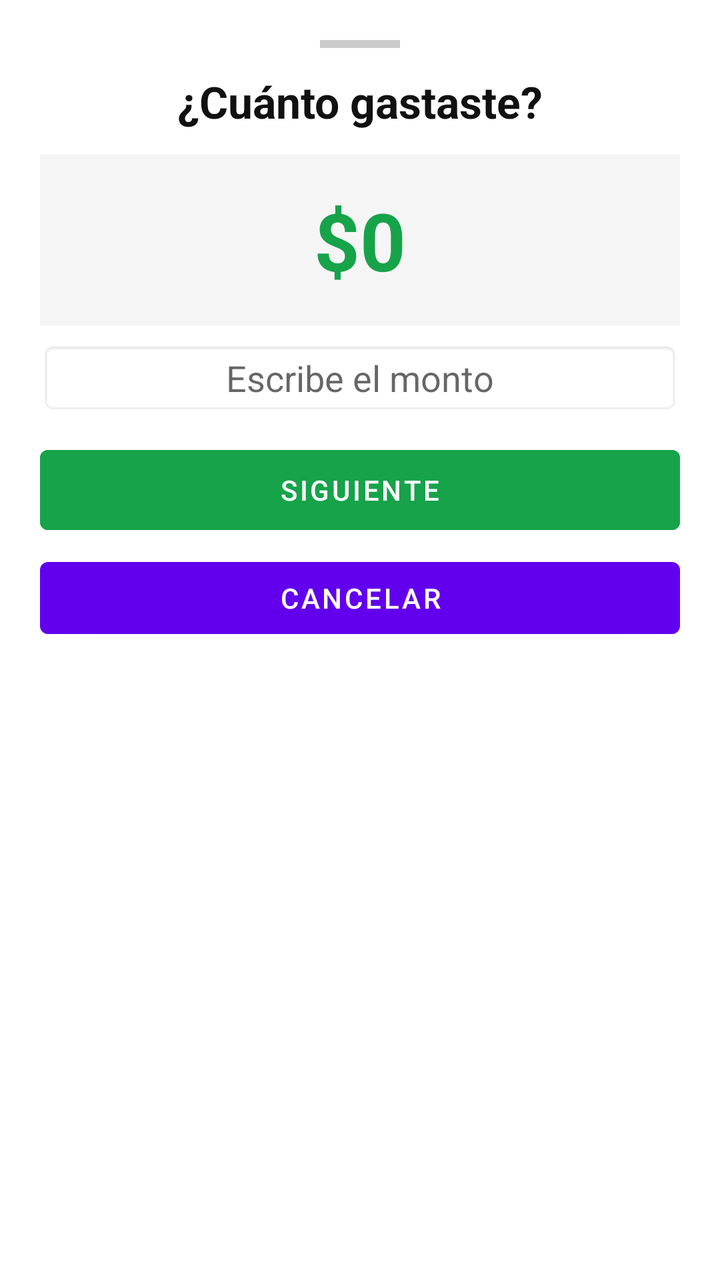
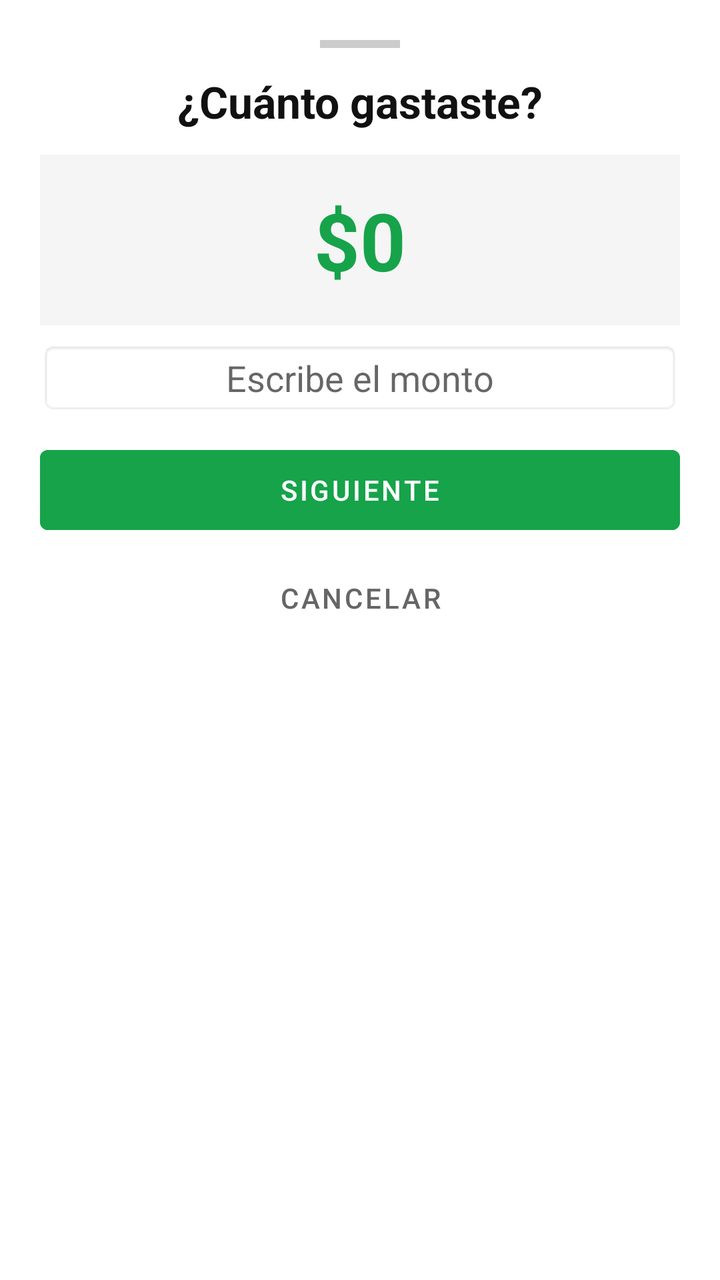

Before-and-after screenshots of an Android layout around one commit, followed by the original layout XML and the change that was made.
<!-- AndroidManifest.xml: fallback theme Theme.MaterialComponents.DayNight.NoActionBar -->
<!-- res/layout/overlay_expense.xml -->
<?xml version="1.0" encoding="utf-8"?>
<LinearLayout xmlns:android="http://schemas.android.com/apk/res/android"
    xmlns:app="http://schemas.android.com/apk/res-auto"
    android:layout_width="match_parent"
    android:layout_height="wrap_content"
    android:orientation="vertical"
    android:padding="20dp"
    android:background="@android:color/white"
    android:elevation="8dp">

    
    <View
        android:layout_width="40dp"
        android:layout_height="4dp"
        android:layout_gravity="center"
        android:layout_marginBottom="12dp"
        android:background="#CCCCCC" />

    <TextView
        android:id="@+id/tvTitle"
        android:layout_width="match_parent"
        android:layout_height="wrap_content"
        android:text="¿Cuánto gastaste?"
        android:textSize="22sp"
        android:textStyle="bold"
        android:gravity="center"
        android:textColor="#111111" />

    <TextView
        android:id="@+id/tvDisplay"
        android:layout_width="match_parent"
        android:layout_height="wrap_content"
        android:layout_marginTop="12dp"
        android:padding="16dp"
        android:text="$0"
        android:textSize="40sp"
        android:textStyle="bold"
        android:gravity="center"
        android:textColor="#16A34A"
        android:background="#F5F5F5" />

    <EditText
        android:id="@+id/etAmount"
        android:layout_width="match_parent"
        android:layout_height="wrap_content"
        android:layout_marginTop="8dp"
        android:hint="Escribe el monto"
        android:inputType="numberDecimal"
        android:textSize="18sp"
        android:gravity="center"
        android:imeOptions="actionNext"
        android:background="@android:drawable/editbox_background" />

    <Button
        android:id="@+id/btnNext"
        android:layout_width="match_parent"
        android:layout_height="52dp"
        android:layout_marginTop="12dp"
        android:text="Siguiente"
        android:enabled="false"
        android:backgroundTint="#16A34A"
        android:textColor="#FFFFFF" />

    <Button
        android:id="@+id/btnCancel"
        style="@android:style/Widget.Button.Borderless"
        android:layout_width="match_parent"
        android:layout_height="wrap_content"
        android:layout_marginTop="4dp"
        android:text="Cancelar" />

</LinearLayout>
<!-- resources referenced by this layout -->
<resources>

</resources>

<!-- the commit's change to res/layout/overlay_expense.xml (unified diff, before → after) -->
@@ -63,10 +63,11 @@
 
     <Button
         android:id="@+id/btnCancel"
-        style="@android:style/Widget.Button.Borderless"
         android:layout_width="match_parent"
         android:layout_height="wrap_content"
         android:layout_marginTop="4dp"
-        android:text="Cancelar" />
+        android:text="Cancelar"
+        android:background="@android:color/transparent"
+        android:textColor="#666666" />
 
 </LinearLayout>
